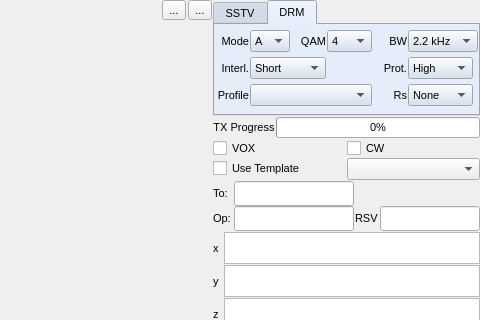
This is src/mainwidgets/txwidget.ui in ON4QZ/QSSTV as Qt 5 draws it before an edit; both pictures show x 510 to 990 and y 0 to 320 of the 990 by 835 pixel window. The edited form follows.
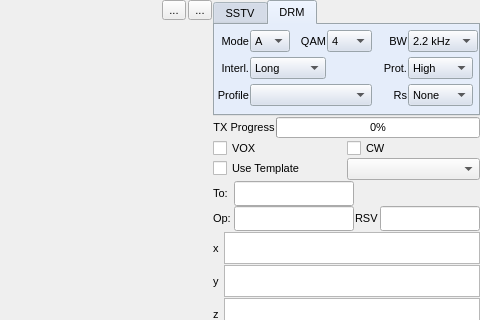
This is the edited form. Icons and pictures are not drawn. Custom widgets are drawn as their Qt base class.

Commit message:
Fix swapped Short/Long interleave labels in the DRM menus
The interleave menus listed "Short" first, but index 0 is long
interleave everywhere else: drmtransmitter.cpp maps 0 to SI_LONG, the
FAC encodes it as long, and the receiver shows 0 as "Long". So choosing
"Long" transmitted short interleave and vice versa.

Swap the two items in the TX widget and the three DRM profile menus.
The stored setting values keep their meaning, so existing settings
transmit exactly as before; only the label now matches.

Fixes #43

Patch:
```diff
--- a/src/mainwidgets/txwidget.ui
+++ b/src/mainwidgets/txwidget.ui
@@ -1082,7 +1082,7 @@
           <widget class="QComboBox" name="drmTxInterleaveComboBox">
            <item>
             <property name="text">
-             <string>Short</string>
+             <string>Long</string>
             </property>
            </item>
            <item>
```
Left out of the diff: 2 changed lines with no effect on the pictures. The commit also changes 1 other file.
